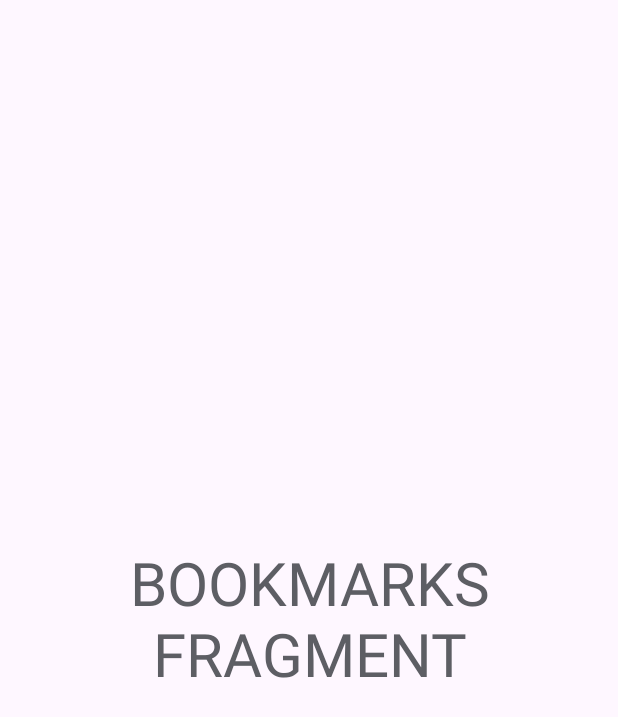
After one commit to sayak22/lokal-assignment, an Android app: the fragment BookmarksFragment shown on its own in the app's theme, on a phone screen of 412 x 824 dp. The commit adds this screen. Shown: the top 717 px of the screen. Run offline under Robolectric (Android 15) with nearby library versions, the phone set to English and light mode, and no system bars.

Commit message:
Implemented successful menu driven fragment switching between JobsFragment and BookmarksFragment

```diff
--- /dev/null
+++ b/app/src/main/java/com/example/lokalassignment/BookmarksFragment.kt
@@ -0,0 +1,59 @@
+package com.example.lokalassignment
+
+import android.os.Bundle
+import androidx.fragment.app.Fragment
+import android.view.LayoutInflater
+import android.view.View
+import android.view.ViewGroup
+
+// TODO: Rename parameter arguments, choose names that match
+// the fragment initialization parameters, e.g. ARG_ITEM_NUMBER
+private const val ARG_PARAM1 = "param1"
+private const val ARG_PARAM2 = "param2"
+
+/**
+ * A simple [Fragment] subclass.
+ * Use the [BookmarksFragment.newInstance] factory method to
+ * create an instance of this fragment.
+ */
+class BookmarksFragment : Fragment() {
+    // TODO: Rename and change types of parameters
+    private var param1: String? = null
+    private var param2: String? = null
+
+    override fun onCreate(savedInstanceState: Bundle?) {
+        super.onCreate(savedInstanceState)
+        arguments?.let {
+            param1 = it.getString(ARG_PARAM1)
+            param2 = it.getString(ARG_PARAM2)
+        }
+    }
+
+    override fun onCreateView(
+        inflater: LayoutInflater, container: ViewGroup?,
+        savedInstanceState: Bundle?
+    ): View? {
+        // Inflate the layout for this fragment
+        return inflater.inflate(R.layout.fragment_bookmarks, container, false)
+    }
+
+    companion object {
+        /**
+         * Use this factory method to create a new instance of
+         * this fragment using the provided parameters.
+         *
+         * @param param1 Parameter 1.
+         * @param param2 Parameter 2.
+         * @return A new instance of fragment BookmarksFragment.
+         */
+        // TODO: Rename and change types and number of parameters
+        @JvmStatic
+        fun newInstance(param1: String, param2: String) =
+            BookmarksFragment().apply {
+                arguments = Bundle().apply {
+                    putString(ARG_PARAM1, param1)
+                    putString(ARG_PARAM2, param2)
+                }
+            }
+    }
+}
--- /dev/null
+++ b/app/src/main/res/drawable/ic_bookmarks.xml
@@ -0,0 +1,5 @@
+<vector xmlns:android="http://schemas.android.com/apk/res/android" android:height="24dp" android:tint="#000000" android:viewportHeight="24" android:viewportWidth="24" android:width="24dp">
+
+    <path android:fillColor="@android:color/black" android:pathData="M19,18l2,1V3c0,-1.1 -0.9,-2 -2,-2H8.99C7.89,1 7,1.9 7,3h10c1.1,0 2,0.9 2,2v13zM15,5H5c-1.1,0 -2,0.9 -2,2v16l7,-3 7,3V7c0,-1.1 -0.9,-2 -2,-2z"/>
+
+</vector>
--- a/app/src/main/res/drawable/ic_call.xml
+++ b/app/src/main/res/drawable/ic_call.xml
@@ -1,4 +1,4 @@
-<vector xmlns:android="http://schemas.android.com/apk/res/android" android:height="14dp" android:tint="#4A83EF" android:viewportHeight="24" android:viewportWidth="24" android:width="14dp">
+<vector xmlns:android="http://schemas.android.com/apk/res/android" android:height="14dp" android:tint="#ADD8E6" android:viewportHeight="24" android:viewportWidth="24" android:width="14dp">
 
     <path android:fillColor="@android:color/white" android:pathData="M20.01,15.38c-1.23,0 -2.42,-0.2 -3.53,-0.56 -0.35,-0.12 -0.74,-0.03 -1.01,0.24l-1.57,1.97c-2.83,-1.35 -5.48,-3.9 -6.89,-6.83l1.95,-1.66c0.27,-0.28 0.35,-0.67 0.24,-1.02 -0.37,-1.11 -0.56,-2.3 -0.56,-3.53 0,-0.54 -0.45,-0.99 -0.99,-0.99H4.19C3.65,3 3,3.24 3,3.99 3,13.28 10.73,21 20.01,21c0.71,0 0.99,-0.63 0.99,-1.18v-3.45c0,-0.54 -0.45,-0.99 -0.99,-0.99z"/>
 
--- /dev/null
+++ b/app/src/main/res/layout/fragment_bookmarks.xml
@@ -0,0 +1,18 @@
+<?xml version="1.0" encoding="utf-8"?>
+<FrameLayout xmlns:android="http://schemas.android.com/apk/res/android"
+    xmlns:tools="http://schemas.android.com/tools"
+    android:layout_width="match_parent"
+    android:layout_height="match_parent"
+    tools:context=".BookmarksFragment">
+
+    <!-- TODO: Update blank fragment layout -->
+    <TextView
+        android:layout_width="wrap_content"
+        android:layout_height="wrap_content"
+        android:layout_gravity="center"
+        android:gravity="center"
+        android:text="BOOKMARKS FRAGMENT"
+        android:textColor="@color/material_dynamic_neutral40"
+        android:textSize="40sp" />
+
+</FrameLayout>
--- a/app/src/main/res/values/strings.xml
+++ b/app/src/main/res/values/strings.xml
@@ -1,3 +1,5 @@
 <resources>
     <string name="app_name">Lokal assignment</string>
+    <!-- TODO: Remove or change this placeholder text -->
+    <string name="hello_blank_fragment">Hello blank fragment</string>
 </resources>
```
Also changed, not shown: app/build.gradle.kts (+13 -8 lines), app/src/main/java/com/example/lokalassignment/JobsFragment.kt (added, +59 -0 lines), app/src/main/java/com/example/lokalassignment/MainActivity.kt (+34 -6 lines), app/src/main/res/layout/activity_main.xml (+16 -4 lines), app/src/main/res/layout/fragment_jobs.xml (added, +17 -0 lines), app/src/main/res/menu/bottom_nav_menu.xml (added, +10 -0 lines).
